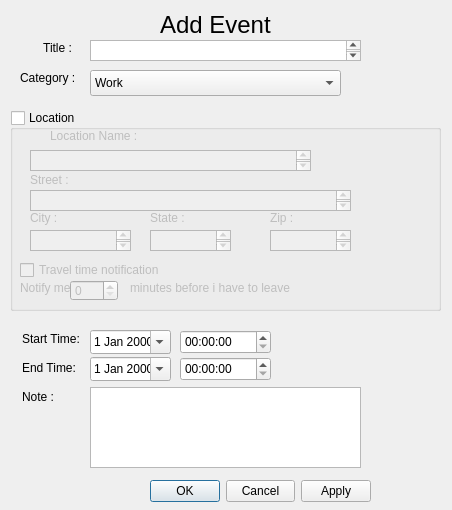
oscarl1127/CSUSM_CS441_Project, file Calendar/addeventbutton.ui: the form before one commit.
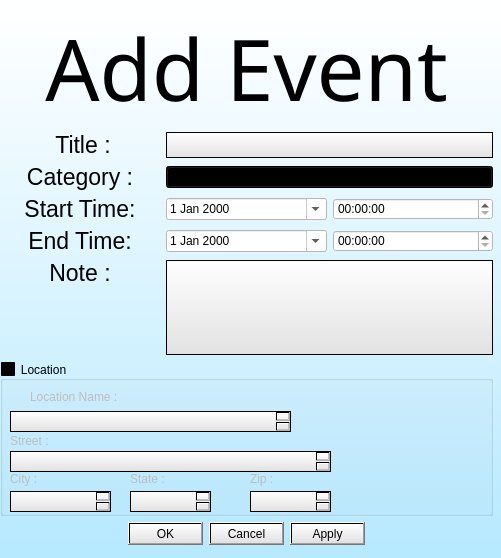
The form after the commit.

```diff
--- a/Calendar/addeventbutton.ui
+++ b/Calendar/addeventbutton.ui
@@ -6,197 +6,166 @@
    <rect>
     <x>0</x>
     <y>0</y>
-    <width>452</width>
-    <height>510</height>
+    <width>501</width>
+    <height>558</height>
    </rect>
   </property>
   <property name="windowTitle">
    <string>Dialog</string>
   </property>
+  <property name="styleSheet">
+   <string notr="true">background-color: qlineargradient(spread:reflect, x1:0, y1:1, x2:0, y2:0, stop:0 rgba(183, 233, 255, 255), stop:1 rgba(255, 255, 255, 255));</string>
+  </property>
+  <widget class="QWidget" name="">
+   <property name="geometry">
+    <rect>
+     <x>0</x>
+     <y>10</y>
+     <width>502</width>
+     <height>541</height>
+    </rect>
+   </property>
+   <layout class="QGridLayout" name="gridLayout" rowminimumheight="60,24,0,0,0,0,155,0">
+    <property name="rightMargin">
+     <number>9</number>
+    </property>
+    <property name="bottomMargin">
+     <number>6</number>
+    </property>
+    <item row="2" column="0">
+     <widget class="QLabel" name="label_13">
+      <property name="font">
+       <font>
+        <pointsize>17</pointsize>
+       </font>
+      </property>
+      <property name="styleSheet">
+       <string notr="true">background-color: qlineargradient(spread:pad, x1:0, y1:1, x2:1, y2:0, stop:0.458128 rgba(32, 131, 174, 0));</string>
+      </property>
+      <property name="text">
+       <string>Category :</string>
+      </property>
+      <property name="alignment">
+       <set>Qt::AlignCenter</set>
+      </property>
+     </widget>
+    </item>
+    <item row="4" column="2">
+     <widget class="QTimeEdit" name="EndTime_Box">
+      <property name="styleSheet">
+       <string notr="true">background-color: qlineargradient(spread:reflect, x1:0, y1:1, x2:0, y2:0, stop:0 rgba(173, 173, 173, 255), stop:1 rgba(255, 255, 255, 255));
+color: black;
+background-color: rgb(255, 255, 255);
+gridline-color: rgb(52, 141, 180);
+alternate-background-color: rgb(102, 102, 102);</string>
+      </property>
+     </widget>
+    </item>
+    <item row="0" column="0" colspan="3">
   <widget class="QLabel" name="label">
-   <property name="geometry">
-    <rect>
-     <x>160</x>
-     <y>10</y>
-     <width>131</width>
-     <height>31</height>
-    </rect>
+      <property name="sizePolicy">
+       <sizepolicy hsizetype="Expanding" vsizetype="Expanding">
+        <horstretch>0</horstretch>
+        <verstretch>0</verstretch>
+       </sizepolicy>
+      </property>
+      <property name="baseSize">
+       <size>
+        <width>0</width>
+        <height>0</height>
+       </size>
+      </property>
+      <property name="font">
+       <font>
+        <family>Papyrus</family>
+        <pointsize>60</pointsize>
+       </font>
+      </property>
+      <property name="styleSheet">
+       <string notr="true">background-color: qlineargradient(spread:pad, x1:0, y1:1, x2:1, y2:0, stop:0.458128 rgba(32, 131, 174, 0));</string>
    </property>
    <property name="text">
-    <string>&lt;html&gt;&lt;head/&gt;&lt;body&gt;&lt;p&gt;&lt;span style=&quot; font-size:18pt;&quot;&gt;Add Event&lt;/span&gt;&lt;/p&gt;&lt;/body&gt;&lt;/html&gt;</string>
-   </property>
-  </widget>
-  <widget class="QTextEdit" name="Note_Box">
-   <property name="geometry">
-    <rect>
-     <x>90</x>
-     <y>387</y>
-     <width>271</width>
-     <height>81</height>
-    </rect>
-   </property>
-  </widget>
+       <string>&lt;html&gt;&lt;head/&gt;&lt;body&gt;&lt;p&gt;&lt;span style=&quot; font-size:64pt;&quot;&gt;Add Event&lt;/span&gt;&lt;/p&gt;&lt;/body&gt;&lt;/html&gt;</string>
+      </property>
+      <property name="alignment">
+       <set>Qt::AlignBottom|Qt::AlignHCenter</set>
+      </property>
+      <property name="wordWrap">
+       <bool>false</bool>
+      </property>
+      <property name="margin">
+       <number>-10</number>
+      </property>
+     </widget>
+    </item>
+    <item row="1" column="0">
   <widget class="QLabel" name="label_5">
-   <property name="geometry">
-    <rect>
-     <x>40</x>
-     <y>40</y>
-     <width>60</width>
-     <height>16</height>
-    </rect>
+      <property name="font">
+       <font>
+        <pointsize>17</pointsize>
+       </font>
+      </property>
+      <property name="styleSheet">
+       <string notr="true">background-color: qlineargradient(spread:pad, x1:0, y1:1, x2:1, y2:0, stop:0.458128 rgba(32, 131, 174, 0));</string>
    </property>
    <property name="text">
     <string> Title :</string>
    </property>
-  </widget>
-  <widget class="QTimeEdit" name="EndTime_Box">
-   <property name="geometry">
-    <rect>
-     <x>180</x>
-     <y>357</y>
-     <width>91</width>
-     <height>24</height>
-    </rect>
-   </property>
-  </widget>
-  <widget class="QDateEdit" name="EndDate_Box">
-   <property name="geometry">
-    <rect>
-     <x>90</x>
-     <y>357</y>
-     <width>81</width>
-     <height>24</height>
-    </rect>
-   </property>
-   <property name="calendarPopup">
-    <bool>true</bool>
-   </property>
-  </widget>
-  <widget class="QWidget" name="layoutWidget">
-   <property name="geometry">
-    <rect>
-     <x>22</x>
-     <y>327</y>
-     <width>61</width>
-     <height>81</height>
-    </rect>
-   </property>
-   <layout class="QVBoxLayout" name="verticalLayout">
-    <item>
-     <widget class="QLabel" name="label_2">
-      <property name="text">
-       <string>Start Time:</string>
-      </property>
-     </widget>
+      <property name="alignment">
+       <set>Qt::AlignCenter</set>
+      </property>
+     </widget>
     </item>
-    <item>
-     <widget class="QLabel" name="label_3">
-      <property name="text">
-       <string>End Time:</string>
-      </property>
-     </widget>
-    </item>
-    <item>
-     <widget class="QLabel" name="label_4">
-      <property name="text">
-       <string>Note :</string>
-      </property>
-     </widget>
-    </item>
-   </layout>
-  </widget>
-  <widget class="QLabel" name="label_13">
-   <property name="geometry">
-    <rect>
-     <x>20</x>
-     <y>70</y>
-     <width>71</width>
-     <height>16</height>
-    </rect>
-   </property>
-   <property name="text">
-    <string>Category :</string>
-   </property>
-  </widget>
-  <widget class="QComboBox" name="Category_Box">
-   <property name="geometry">
-    <rect>
-     <x>90</x>
-     <y>70</y>
-     <width>251</width>
-     <height>26</height>
-    </rect>
-   </property>
-   <item>
-    <property name="text">
-     <string>Work</string>
-    </property>
-   </item>
-   <item>
-    <property name="text">
-     <string>School</string>
-    </property>
-   </item>
-   <item>
-    <property name="text">
-     <string>Study</string>
-    </property>
-   </item>
-   <item>
-    <property name="text">
-     <string>Fitness</string>
-    </property>
-   </item>
-   <item>
-    <property name="text">
-     <string>Free Time</string>
-    </property>
-   </item>
-  </widget>
-  <widget class="QDateEdit" name="StartDate_Box">
-   <property name="geometry">
-    <rect>
-     <x>90</x>
-     <y>330</y>
-     <width>81</width>
-     <height>24</height>
-    </rect>
-   </property>
-   <property name="calendarPopup">
-    <bool>true</bool>
-   </property>
-  </widget>
+    <item row="3" column="2">
   <widget class="QTimeEdit" name="StartTime_Box">
-   <property name="geometry">
-    <rect>
-     <x>180</x>
-     <y>330</y>
-     <width>91</width>
-     <height>24</height>
-    </rect>
-   </property>
-  </widget>
-  <widget class="QDialogButtonBox" name="buttonBox">
-   <property name="geometry">
-    <rect>
-     <x>150</x>
-     <y>480</y>
-     <width>221</width>
-     <height>23</height>
-    </rect>
-   </property>
-   <property name="standardButtons">
-    <set>QDialogButtonBox::Apply|QDialogButtonBox::Cancel|QDialogButtonBox::Ok</set>
-   </property>
-  </widget>
+      <property name="styleSheet">
+       <string notr="true">background-color: qlineargradient(spread:reflect, x1:0, y1:1, x2:0, y2:0, stop:0 rgba(173, 173, 173, 255), stop:1 rgba(255, 255, 255, 255));
+color: black;
+background-color: rgb(255, 255, 255);
+gridline-color: rgb(52, 141, 180);
+alternate-background-color: rgb(102, 102, 102);</string>
+      </property>
+     </widget>
+    </item>
+    <item row="4" column="1">
+     <widget class="QDateEdit" name="EndDate_Box">
+      <property name="styleSheet">
+       <string notr="true">background-color: qlineargradient(spread:reflect, x1:0, y1:1, x2:0, y2:0, stop:0 rgba(173, 173, 173, 255), stop:1 rgba(255, 255, 255, 255));
+color: black;
+background-color: rgb(255, 255, 255);
+gridline-color: rgb(52, 141, 180);
+alternate-background-color: rgb(102, 102, 102);
+</string>
+      </property>
+      <property name="calendarPopup">
+       <bool>true</bool>
+      </property>
+     </widget>
+    </item>
+    <item row="1" column="1" colspan="2">
+     <widget class="QTextEdit" name="Title_Box">
+      <property name="sizePolicy">
+       <sizepolicy hsizetype="MinimumExpanding" vsizetype="Ignored">
+        <horstretch>0</horstretch>
+        <verstretch>0</verstretch>
+       </sizepolicy>
+      </property>
+      <property name="styleSheet">
+       <string notr="true">background-color: qlineargradient(spread:reflect, x1:0, y1:1, x2:0, y2:0, stop:0 rgba(225, 225, 225, 255), stop:1 rgba(255, 255, 255, 255))</string>
+      </property>
+     </widget>
+    </item>
+    <item row="5" column="1" colspan="2">
+     <widget class="QTextEdit" name="Note_Box">
+      <property name="styleSheet">
+       <string notr="true">background-color: qlineargradient(spread:reflect, x1:0, y1:1, x2:0, y2:0, stop:0 rgba(225, 225, 225, 255), stop:1 rgba(255, 255, 255, 255))</string>
+      </property>
+     </widget>
+    </item>
+    <item row="6" column="0" colspan="3">
   <widget class="QGroupBox" name="HaveLocationCheckBox">
-   <property name="geometry">
-    <rect>
-     <x>10</x>
-     <y>110</y>
-     <width>431</width>
-     <height>201</height>
-    </rect>
+      <property name="styleSheet">
+       <string notr="true">background-color: qlineargradient(spread:pad, x1:0, y1:1, x2:1, y2:0, stop:0.458128 rgba(32, 131, 174, 0));</string>
    </property>
    <property name="title">
     <string>Location</string>
@@ -207,28 +176,18 @@
    <property name="checked">
     <bool>false</bool>
    </property>
-   <widget class="QLabel" name="label_12">
-    <property name="geometry">
-     <rect>
-      <x>120</x>
-      <y>170</y>
-      <width>191</width>
-      <height>16</height>
-     </rect>
-    </property>
-    <property name="text">
-     <string>minutes before i have to leave</string>
-    </property>
-   </widget>
    <widget class="QTextEdit" name="Zip_Box">
     <property name="geometry">
      <rect>
-      <x>260</x>
-      <y>120</y>
+         <x>250</x>
+         <y>130</y>
       <width>81</width>
       <height>21</height>
      </rect>
     </property>
+       <property name="styleSheet">
+        <string notr="true">background-color: qlineargradient(spread:reflect, x1:0, y1:1, x2:0, y2:0, stop:0 rgba(225, 225, 225, 255), stop:1 rgba(255, 255, 255, 255))</string>
+       </property>
     <property name="documentTitle">
      <string/>
     </property>
@@ -239,12 +198,15 @@
    <widget class="QLabel" name="label_6">
     <property name="geometry">
      <rect>
-      <x>40</x>
-      <y>10</y>
+         <x>30</x>
+         <y>20</y>
       <width>121</width>
       <height>31</height>
      </rect>
     </property>
+       <property name="styleSheet">
+        <string notr="true">background-color: qlineargradient(spread:pad, x1:0, y1:1, x2:1, y2:0, stop:0.458128 rgba(32, 131, 174, 0));</string>
+       </property>
     <property name="text">
      <string>Location Name :</string>
     </property>
@@ -252,94 +214,73 @@
    <widget class="QTextEdit" name="Stste_Box">
     <property name="geometry">
      <rect>
-      <x>140</x>
-      <y>120</y>
+         <x>130</x>
+         <y>130</y>
       <width>81</width>
       <height>21</height>
      </rect>
     </property>
-   </widget>
-   <widget class="QCheckBox" name="checkBox">
-    <property name="geometry">
-     <rect>
-      <x>10</x>
-      <y>150</y>
-      <width>161</width>
-      <height>20</height>
-     </rect>
-    </property>
-    <property name="text">
-     <string>Travel time notification</string>
+       <property name="styleSheet">
+        <string notr="true">background-color: qlineargradient(spread:reflect, x1:0, y1:1, x2:0, y2:0, stop:0 rgba(225, 225, 225, 255), stop:1 rgba(255, 255, 255, 255))</string>
     </property>
    </widget>
    <widget class="QLabel" name="label_8">
     <property name="geometry">
      <rect>
-      <x>20</x>
-      <y>100</y>
+         <x>10</x>
+         <y>110</y>
       <width>61</width>
       <height>16</height>
      </rect>
     </property>
+       <property name="styleSheet">
+        <string notr="true">background-color: qlineargradient(spread:pad, x1:0, y1:1, x2:1, y2:0, stop:0.458128 rgba(32, 131, 174, 0));</string>
+       </property>
     <property name="text">
      <string>City :</string>
     </property>
    </widget>
-   <widget class="QSpinBox" name="spinBox">
-    <property name="geometry">
-     <rect>
-      <x>60</x>
-      <y>170</y>
-      <width>48</width>
-      <height>21</height>
-     </rect>
-    </property>
-   </widget>
    <widget class="QTextEdit" name="City_Box">
     <property name="geometry">
      <rect>
-      <x>20</x>
-      <y>120</y>
+         <x>10</x>
+         <y>130</y>
       <width>101</width>
       <height>21</height>
      </rect>
     </property>
+       <property name="styleSheet">
+        <string notr="true">background-color: qlineargradient(spread:reflect, x1:0, y1:1, x2:0, y2:0, stop:0 rgba(225, 225, 225, 255), stop:1 rgba(255, 255, 255, 255))</string>
+       </property>
    </widget>
    <widget class="QLabel" name="label_9">
     <property name="geometry">
      <rect>
-      <x>140</x>
-      <y>100</y>
+         <x>130</x>
+         <y>110</y>
       <width>60</width>
       <height>16</height>
      </rect>
     </property>
+       <property name="styleSheet">
+        <string notr="true">background-color: qlineargradient(spread:pad, x1:0, y1:1, x2:1, y2:0, stop:0.458128 rgba(32, 131, 174, 0));</string>
+       </property>
     <property name="text">
      <string>State :</string>
     </property>
    </widget>
-   <widget class="QLabel" name="label_11">
-    <property name="geometry">
-     <rect>
-      <x>10</x>
-      <y>170</y>
-      <width>60</width>
-      <height>16</height>
-     </rect>
-    </property>
-    <property name="text">
-     <string>Notify me </string>
-    </property>
-   </widget>
    <widget class="QLabel" name="label_7">
     <property name="geometry">
      <rect>
-      <x>20</x>
-      <y>60</y>
+         <x>10</x>
+         <y>70</y>
       <width>111</width>
       <height>20</height>
      </rect>
     </property>
+       <property name="styleSheet">
+        <string notr="true">background-color: qlineargradient(spread:pad, x1:0, y1:1, x2:1, y2:0, stop:0.458128 rgba(32, 131, 174, 0));</string>
+       </property>
     <property name="text">
      <string>Street :</string>
     </property>
@@ -347,22 +288,28 @@
    <widget class="QTextEdit" name="Street_Box">
     <property name="geometry">
      <rect>
-      <x>20</x>
-      <y>80</y>
+         <x>10</x>
+         <y>90</y>
       <width>321</width>
       <height>21</height>
      </rect>
     </property>
+       <property name="styleSheet">
+        <string notr="true">background-color: qlineargradient(spread:reflect, x1:0, y1:1, x2:0, y2:0, stop:0 rgba(225, 225, 225, 255), stop:1 rgba(255, 255, 255, 255))</string>
+       </property>
    </widget>
    <widget class="QLabel" name="label_10">
     <property name="geometry">
      <rect>
-      <x>260</x>
-      <y>100</y>
+         <x>250</x>
+         <y>110</y>
       <width>60</width>
       <height>16</height>
      </rect>
     </property>
+       <property name="styleSheet">
+        <string notr="true">background-color: qlineargradient(spread:pad, x1:0, y1:1, x2:1, y2:0, stop:0.458128 rgba(32, 131, 174, 0));</string>
+       </property>
     <property name="text">
      <string>Zip :</string>
     </property>
@@ -370,23 +317,133 @@
    <widget class="QTextEdit" name="Location_Box">
     <property name="geometry">
      <rect>
-      <x>20</x>
-      <y>40</y>
+         <x>10</x>
+         <y>50</y>
       <width>281</width>
       <height>21</height>
      </rect>
     </property>
-   </widget>
-  </widget>
-  <widget class="QTextEdit" name="Title_Box">
-   <property name="geometry">
-    <rect>
-     <x>90</x>
-     <y>40</y>
-     <width>271</width>
-     <height>21</height>
-    </rect>
-   </property>
+       <property name="styleSheet">
+        <string notr="true">background-color: qlineargradient(spread:reflect, x1:0, y1:1, x2:0, y2:0, stop:0 rgba(225, 225, 225, 255), stop:1 rgba(255, 255, 255, 255))</string>
+       </property>
+      </widget>
+     </widget>
+    </item>
+    <item row="2" column="1" colspan="2">
+     <widget class="QComboBox" name="Category_Box">
+      <property name="styleSheet">
+       <string notr="true">background-color: qlineargradient(spread:reflect, x1:0, y1:1, x2:0, y2:0, stop:0 rgba(225, 225, 225, 255), stop:1 rgba(255, 255, 255, 255))</string>
+      </property>
+      <item>
+       <property name="text">
+        <string>Work</string>
+       </property>
+      </item>
+      <item>
+       <property name="text">
+        <string>School</string>
+       </property>
+      </item>
+      <item>
+       <property name="text">
+        <string>Study</string>
+       </property>
+      </item>
+      <item>
+       <property name="text">
+        <string>Fitness</string>
+       </property>
+      </item>
+      <item>
+       <property name="text">
+        <string>Free Time</string>
+       </property>
+      </item>
+     </widget>
+    </item>
+    <item row="3" column="0">
+     <widget class="QLabel" name="label_2">
+      <property name="font">
+       <font>
+        <pointsize>17</pointsize>
+       </font>
+      </property>
+      <property name="styleSheet">
+       <string notr="true">background-color: qlineargradient(spread:pad, x1:0, y1:1, x2:1, y2:0, stop:0.458128 rgba(32, 131, 174, 0));</string>
+      </property>
+      <property name="text">
+       <string>Start Time:</string>
+      </property>
+      <property name="alignment">
+       <set>Qt::AlignCenter</set>
+      </property>
+     </widget>
+    </item>
+    <item row="3" column="1">
+     <widget class="QDateEdit" name="StartDate_Box">
+      <property name="styleSheet">
+       <string notr="true">background-color: qlineargradient(spread:reflect, x1:0, y1:1, x2:0, y2:0, stop:0 rgba(173, 173, 173, 255), stop:1 rgba(255, 255, 255, 255));
+color: black;
+background-color: rgb(255, 255, 255);
+gridline-color: rgb(52, 141, 180);
+alternate-background-color: rgb(102, 102, 102);
+</string>
+      </property>
+      <property name="calendarPopup">
+       <bool>true</bool>
+      </property>
+     </widget>
+    </item>
+    <item row="5" column="0">
+     <widget class="QLabel" name="label_4">
+      <property name="font">
+       <font>
+        <pointsize>17</pointsize>
+       </font>
+      </property>
+      <property name="styleSheet">
+       <string notr="true">background-color: qlineargradient(spread:pad, x1:0, y1:1, x2:1, y2:0, stop:0.458128 rgba(32, 131, 174, 0));</string>
+      </property>
+      <property name="text">
+       <string>Note :</string>
+      </property>
+      <property name="alignment">
+       <set>Qt::AlignHCenter|Qt::AlignTop</set>
+      </property>
+     </widget>
+    </item>
+    <item row="4" column="0">
+     <widget class="QLabel" name="label_3">
+      <property name="font">
+       <font>
+        <pointsize>17</pointsize>
+       </font>
+      </property>
+      <property name="styleSheet">
+       <string notr="true">background-color: qlineargradient(spread:pad, x1:0, y1:1, x2:1, y2:0, stop:0.458128 rgba(32, 131, 174, 0));</string>
+      </property>
+      <property name="text">
+       <string>End Time:</string>
+      </property>
+      <property name="alignment">
+       <set>Qt::AlignCenter</set>
+      </property>
+     </widget>
+    </item>
+    <item row="7" column="0" colspan="3">
+     <widget class="QDialogButtonBox" name="buttonBox">
+      <property name="styleSheet">
+       <string notr="true">background-color: qlineargradient(spread:reflect, x1:0, y1:1, x2:0, y2:0, stop:0 rgba(225, 225, 225, 255), stop:1 rgba(255, 255, 255, 255))</string>
+      </property>
+      <property name="standardButtons">
+       <set>QDialogButtonBox::Apply|QDialogButtonBox::Cancel|QDialogButtonBox::Ok</set>
+      </property>
+      <property name="centerButtons">
+       <bool>true</bool>
+      </property>
+     </widget>
+    </item>
+   </layout>
   </widget>
  </widget>
  <resources/>
```
Left out of the diff: 2 changed lines with no effect on the pictures. Lines whose indentation alone changed are shown as unchanged.
